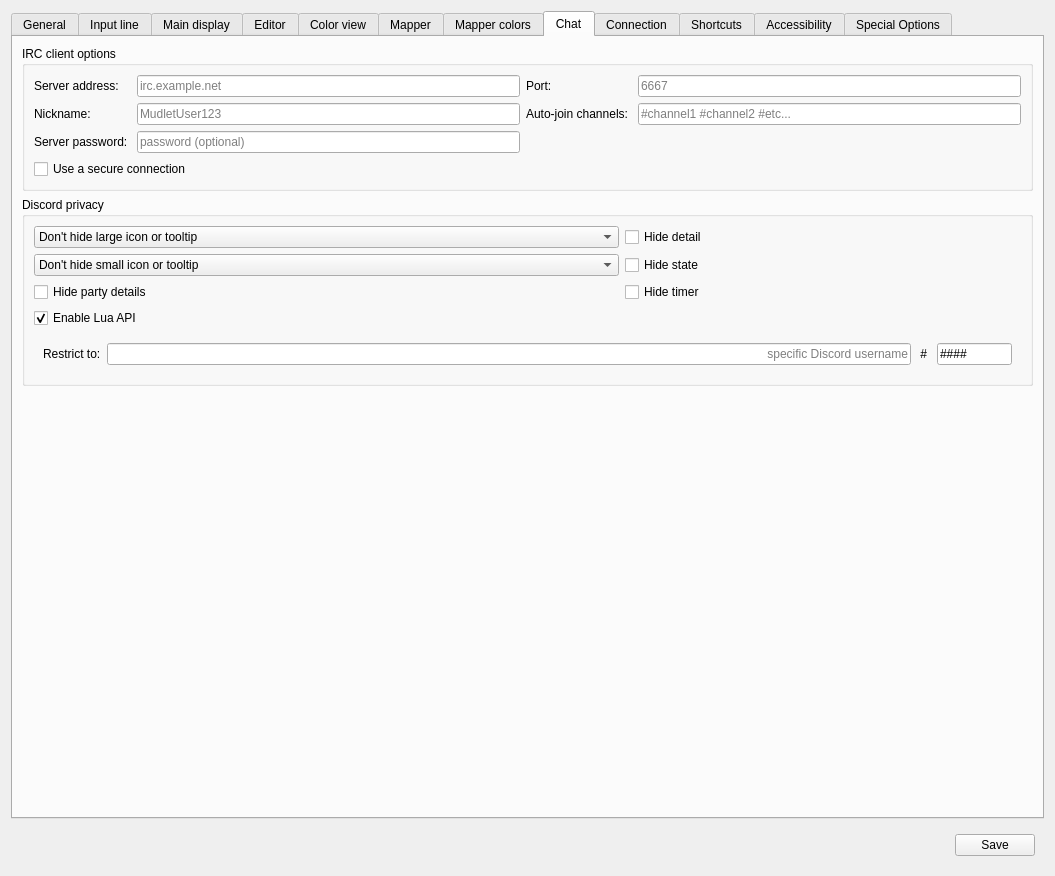
First picture: the form in src/ui/profile_preferences.ui, repository ThalynLabs/Mudlet, before the edit.
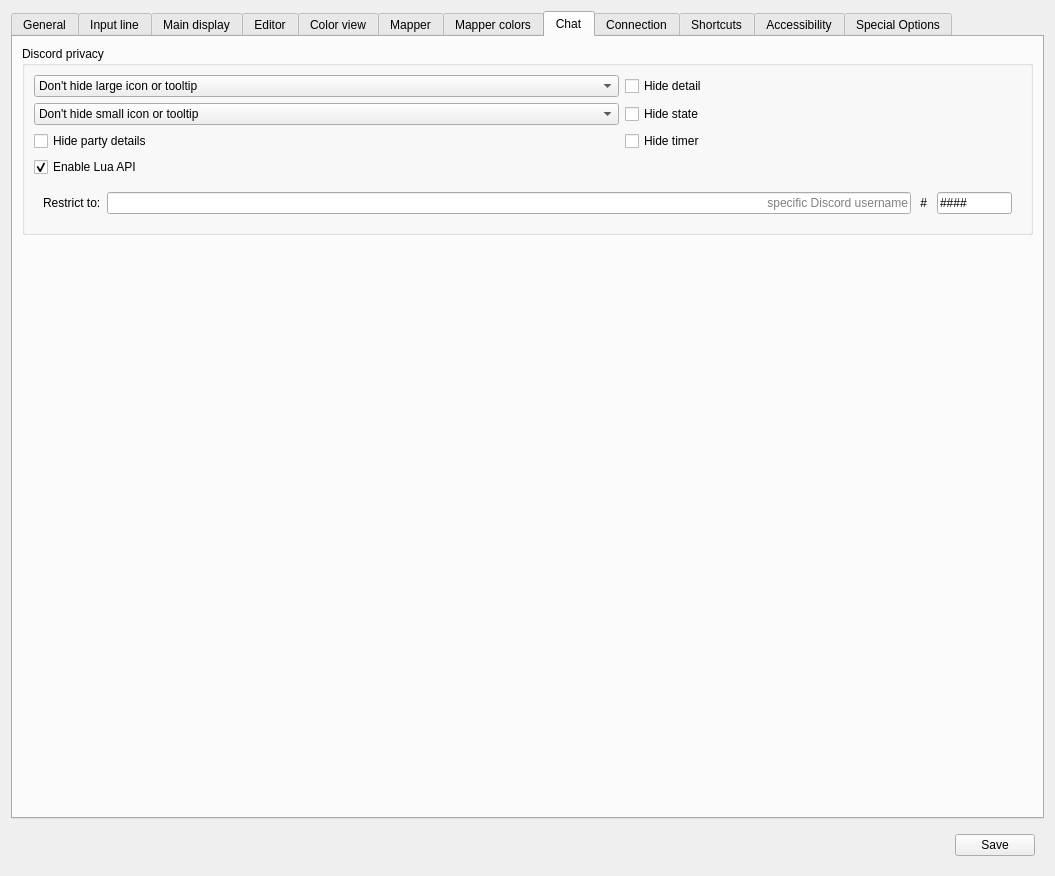
Second picture: the form after the edit. The open tabs and pages were chosen to show the change. Icons and pictures are not drawn. Custom widgets are drawn as their Qt base class.

The edit to the form file:
```diff
--- a/src/ui/profile_preferences.ui
+++ b/src/ui/profile_preferences.ui
@@ -3408,119 +3408,6 @@
        <string>Chat</string>
       </attribute>
       <layout class="QVBoxLayout" name="verticalLayout_tab_chat">
-       <item>
-        <widget class="QGroupBox" name="groupBox_ircOptions">
-         <property name="title">
-          <string>IRC client options</string>
-         </property>
-         <layout class="QGridLayout" name="gridLayout_groupBox_ircOptions" rowstretch="0,0,0,0">
-          <item row="0" column="0">
-           <widget class="QLabel" name="lblIrcHostName">
-            <property name="text">
-             <string>Server address:</string>
-            </property>
-            <property name="buddy">
-             <cstring>ircHostName</cstring>
-            </property>
-           </widget>
-          </item>
-          <item row="0" column="1">
-           <widget class="QLineEdit" name="ircHostName">
-            <property name="inputMethodHints">
-             <set>Qt::InputMethodHint::ImhUrlCharactersOnly</set>
-            </property>
-            <property name="placeholderText">
-             <string>irc.example.net</string>
-            </property>
-           </widget>
-          </item>
-          <item row="0" column="2">
-           <widget class="QLabel" name="lblIrcHostPort">
-            <property name="text">
-             <string>Port:</string>
-            </property>
-            <property name="buddy">
-             <cstring>ircHostPort</cstring>
-            </property>
-           </widget>
-          </item>
-          <item row="0" column="3">
-           <widget class="QLineEdit" name="ircHostPort">
-            <property name="inputMethodHints">
-             <set>Qt::InputMethodHint::ImhDigitsOnly</set>
-            </property>
-            <property name="placeholderText">
-             <string>6667</string>
-            </property>
-           </widget>
-          </item>
-          <item row="1" column="0">
-           <widget class="QLabel" name="lblIrcNick">
-            <property name="text">
-             <string>Nickname:</string>
-            </property>
-            <property name="buddy">
-             <cstring>ircNick</cstring>
-            </property>
-           </widget>
-          </item>
-          <item row="1" column="1">
-           <widget class="QLineEdit" name="ircNick">
-            <property name="placeholderText">
-             <string>MudletUser123</string>
-            </property>
-           </widget>
-          </item>
-          <item row="1" column="2">
-           <widget class="QLabel" name="lblIrcChannels">
-            <property name="text">
-             <string>Auto-join channels: </string>
-            </property>
-            <property name="buddy">
-             <cstring>ircChannels</cstring>
-            </property>
-           </widget>
-          </item>
-          <item row="1" column="3">
-           <widget class="QLineEdit" name="ircChannels">
-            <property name="placeholderText">
-             <string>#channel1 #channel2 #etc...</string>
-            </property>
-           </widget>
-          </item>
-          <item row="2" column="0">
-           <widget class="QLabel" name="lblIrcPassword">
-            <property name="text">
-             <string>Server password: </string>
-            </property>
-            <property name="buddy">
-             <cstring>ircPassword</cstring>
-            </property>
-           </widget>
-          </item>
-          <item row="2" column="1">
-           <widget class="QLineEdit" name="ircPassword">
-            <property name="echoMode">
-             <enum>QLineEdit::EchoMode::Password</enum>
-            </property>
-            <property name="placeholderText">
-             <string>password (optional)</string>
-            </property>
-           </widget>
-          </item>
-          <item row="3" column="0" colspan="2">
-           <widget class="QCheckBox" name="ircHostSecure">
-            <property name="toolTip">
-             <string>&lt;p&gt;TLS/SSL is usually on port 6697. IRC networks often use a &lt;b&gt;+&lt;/b&gt; when listing secure ports offered.&lt;/p&gt;</string>
-            </property>
-            <property name="text">
-             <string>Use a secure connection</string>
-            </property>
-           </widget>
-          </item>
-         </layout>
-        </widget>
-       </item>
        <item>
         <widget class="QGroupBox" name="groupBox_discordPrivacy">
          <property name="title">
```
Left out of the diff: 6 changed lines with no effect on the pictures.
